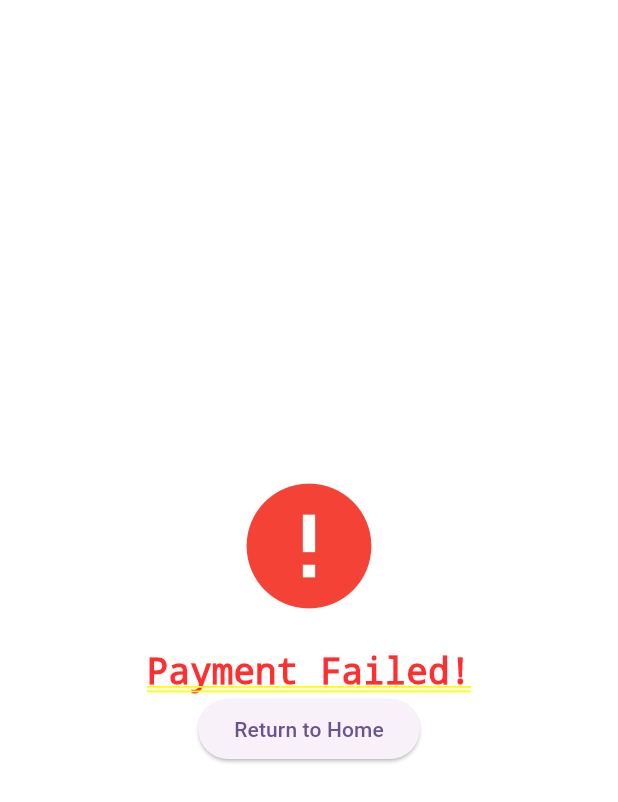
After one commit to Blasterx7/feda_flutter, a Flutter app: the screen it shows after launch, after a tap on "Make payment", on a phone screen of 412 x 824 dp. The commit adds this screen. Shown: the top 802 px of the screen. Run offline on Flutter 3.47's test engine with Material 3 defaults, Android fonts, the light colour scheme and no system bars; our stand-ins replace dio, webview_flutter.

Commit message:
Sync payment widget

```diff
--- a/example/lib/main.dart
+++ b/example/lib/main.dart
@@ -2,6 +2,7 @@ import 'dart:convert';
 
 // Import the package but hide widget names that are also defined in the
 // example folder to avoid ambiguous imports when using local demo widgets.
+import 'package:app/pages/payment.dart';
 import 'package:feda_flutter/feda_flutter.dart'
     hide TransactionCard, TransactionListView, CustomerFormWidget;
 import 'widgets/transaction_card.dart';
@@ -351,6 +352,15 @@ class _MyHomePageState extends State<MyHomePage> {
                   runSpacing: 8,
                   children: [
                     ElevatedButton(
+                      onPressed: () {
+                        // Navigate to payment page
+                        Navigator.of(
+                          context,
+                        ).push(MaterialPageRoute(builder: (ctx) => Payment()));
+                      },
+                      child: const Text('Make payment'),
+                    ),
+                    ElevatedButton(
                       onPressed: _callGetCustomers,
                       child: const Text('Get Customers'),
                     ),
--- /dev/null
+++ b/example/lib/pages/failed.dart
@@ -0,0 +1,28 @@
+import 'package:flutter/material.dart';
+
+class FailedPay extends StatelessWidget {
+  const FailedPay({super.key});
+
+  @override
+  Widget build(BuildContext context) {
+    return Center(
+      child: Column(
+        mainAxisAlignment: MainAxisAlignment.center,
+        children: [
+          Icon(Icons.error, color: Colors.red, size: 100),
+          SizedBox(height: 20),
+          Text(
+            'Payment Failed!',
+            style: TextStyle(fontSize: 24, fontWeight: FontWeight.bold),
+          ),
+          ElevatedButton(
+            onPressed: () {
+              Navigator.of(context).popUntil((route) => route.isFirst);
+            },
+            child: Text('Return to Home'),
+          ),
+        ],
+      ),
+    );
+  }
+}
--- a/example/lib/pages/payment.dart
+++ b/example/lib/pages/payment.dart
@@ -1,3 +1,5 @@
+import 'package:app/pages/failed.dart';
+import 'package:app/pages/success.dart';
 import 'package:feda_flutter/feda_flutter.dart';
 import 'package:flutter/material.dart';
 
@@ -32,8 +34,12 @@ class _PaymentState extends State<Payment> {
     return Scaffold(
       body: PayWidget(
         transactionToCreate: trans,
-        onPaymentFailed: () {},
-        onPaymentSuccess: () {},
+        onPaymentFailed: () => Navigator.of(
+          context,
+        ).push(MaterialPageRoute(builder: (ctx) => const FailedPay())),
+        onPaymentSuccess: () => Navigator.of(
+          context,
+        ).push(MaterialPageRoute(builder: (ctx) => const SuccessPay())),
         instance: _fedaFlutter,
       ),
     );
```
Also changed, not shown: example/lib/pages/success.dart (added, +28 -0 lines).
